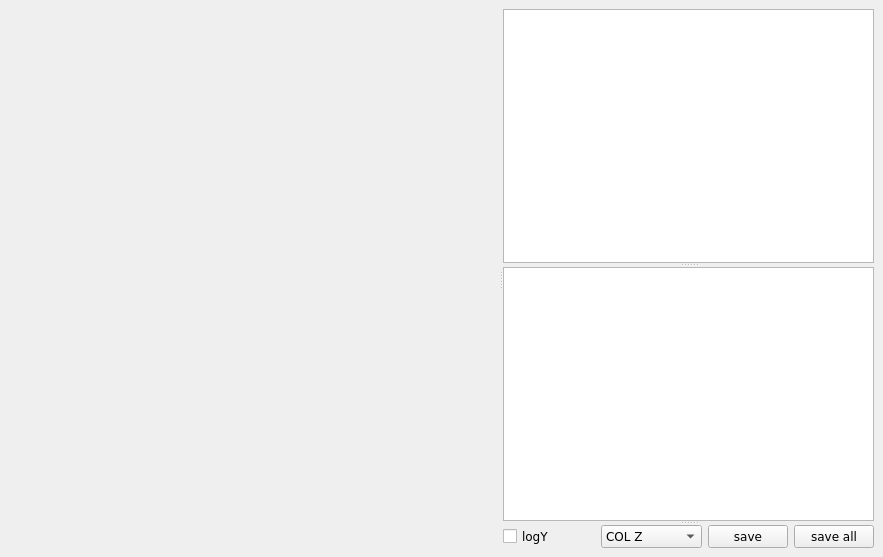
Above: tools/postAnalysis/postAnalysis/PostAnalysisWindow.ui from bastianbeischer/analysis before the change. Below: the same form after it.
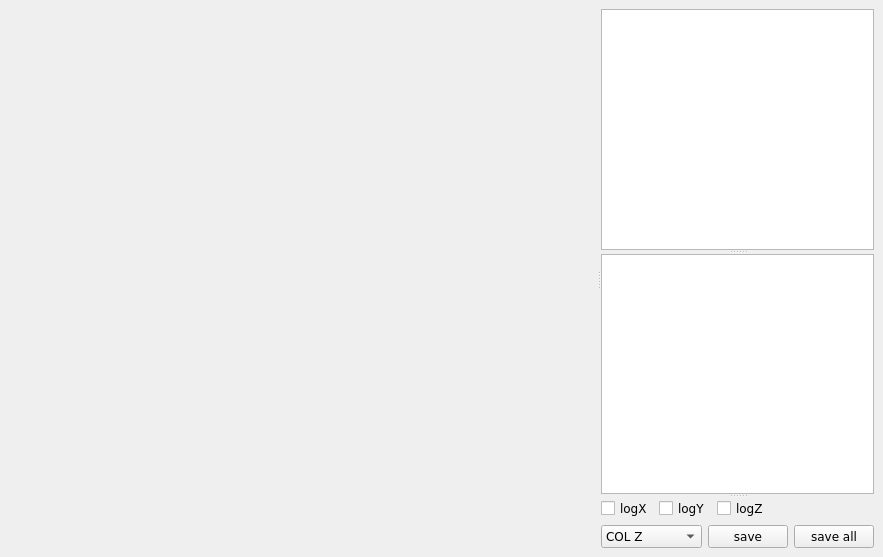
That is the form after the change. Custom widgets are drawn as their Qt base class.

Commit message: added LogX and LogZ to PostAnalysisWindow

What changed in the file:
```diff
--- a/tools/postAnalysis/postAnalysis/PostAnalysisWindow.ui
+++ b/tools/postAnalysis/postAnalysis/PostAnalysisWindow.ui
@@ -146,6 +146,17 @@
              <enum>QLayout::SetMaximumSize</enum>
             </property>
             <item>
+             <layout class="QVBoxLayout" name="verticalLayout_5">
+              <item>
+               <layout class="QHBoxLayout" name="horizontalLayout_3">
+                <item>
+                 <widget class="QCheckBox" name="logXCheckBox">
+                  <property name="text">
+                   <string>logX</string>
+                  </property>
+                 </widget>
+                </item>
+                <item>
              <widget class="QCheckBox" name="logYCheckBox">
               <property name="text">
                <string>logY</string>
@@ -153,7 +164,14 @@
              </widget>
             </item>
             <item>
-             <spacer name="horizontalSpacer">
+                 <widget class="QCheckBox" name="logZCheckBox">
+                  <property name="text">
+                   <string>logZ</string>
+                  </property>
+                 </widget>
+                </item>
+                <item>
+                 <spacer name="horizontalSpacer_3">
               <property name="orientation">
                <enum>Qt::Horizontal</enum>
               </property>
@@ -165,6 +183,10 @@
               </property>
              </spacer>
             </item>
+               </layout>
+              </item>
+              <item>
+               <layout class="QHBoxLayout" name="horizontalLayout_4">
             <item>
              <widget class="QComboBox" name="plotOptionComboBox">
               <property name="currentIndex">
@@ -237,6 +259,13 @@
                <string>save all</string>
               </property>
              </widget>
+                </item>
+               </layout>
+              </item>
+             </layout>
+            </item>
+            <item>
+             <layout class="QVBoxLayout" name="verticalLayout_4"/>
             </item>
            </layout>
           </widget>
```
Lines whose indentation alone changed are shown as unchanged. The commit also changes 2 other files.
